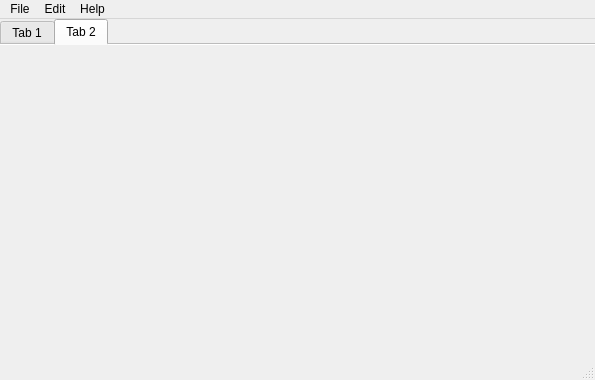
This is ui/MainWindow.ui in caffedrine/CryptoPocketKnife as Qt 5 draws it before an edit. The edited form follows.
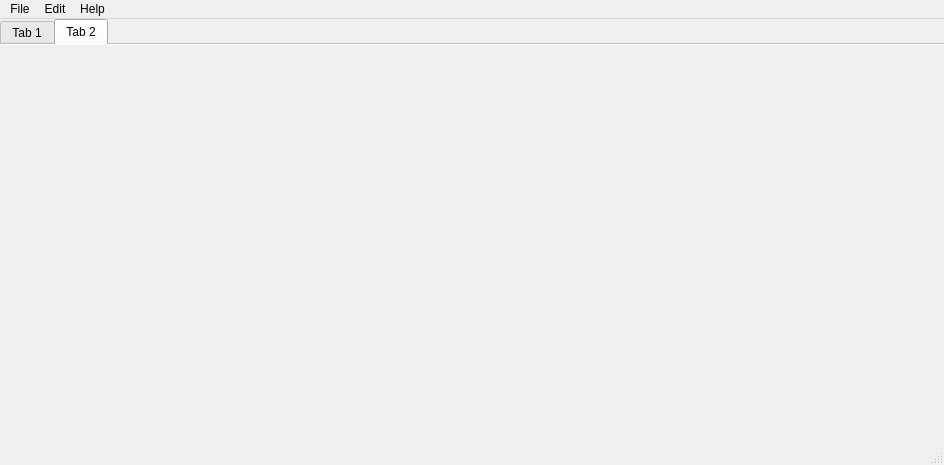
This is the edited form. Icons and pictures are not drawn. Custom widgets are drawn as their Qt base class.

```diff
--- a/ui/MainWindow.ui
+++ b/ui/MainWindow.ui
@@ -6,8 +6,8 @@
    <rect>
     <x>0</x>
     <y>0</y>
-    <width>595</width>
-    <height>380</height>
+    <width>944</width>
+    <height>465</height>
    </rect>
   </property>
   <property name="windowTitle">
@@ -81,7 +81,7 @@
     <rect>
      <x>0</x>
      <y>0</y>
-     <width>595</width>
+     <width>944</width>
      <height>22</height>
     </rect>
    </property>
```
